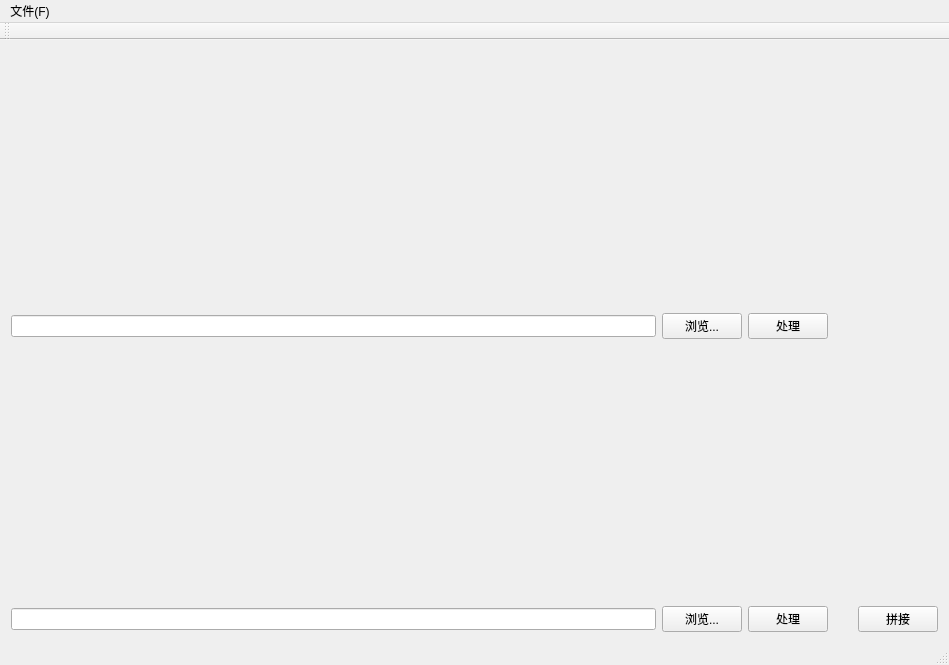
The window that QPano3/QPano3.ui (hotsauce1861/QPano) describes before a commit, drawn with Qt 5.
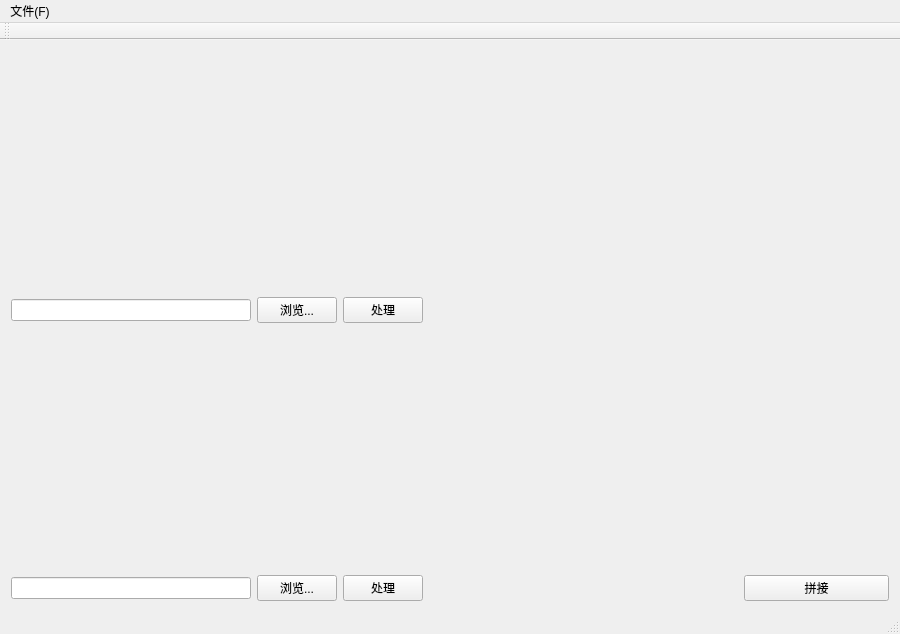
The same window after the commit.

Commit message: UI 加载图片自适应控件大小

```diff
--- a/QPano3/QPano3.ui
+++ b/QPano3/QPano3.ui
@@ -6,8 +6,8 @@
    <rect>
     <x>0</x>
     <y>0</y>
-    <width>949</width>
-    <height>665</height>
+    <width>900</width>
+    <height>619</height>
    </rect>
   </property>
   <property name="windowTitle">
@@ -17,6 +17,12 @@
    <bool>true</bool>
   </property>
   <widget class="QWidget" name="centralWidget">
+   <property name="sizePolicy">
+    <sizepolicy hsizetype="Preferred" vsizetype="Preferred">
+     <horstretch>2</horstretch>
+     <verstretch>2</verstretch>
+    </sizepolicy>
+   </property>
    <layout class="QGridLayout" name="gridLayout">
     <item row="1" column="3">
      <widget class="QPushButton" name="pushButtonProcess01">
@@ -44,6 +50,18 @@
     </item>
     <item row="2" column="1">
      <widget class="QLabel" name="labelImg02">
+      <property name="minimumSize">
+       <size>
+        <width>240</width>
+        <height>240</height>
+       </size>
+      </property>
+      <property name="maximumSize">
+       <size>
+        <width>480</width>
+        <height>480</height>
+       </size>
+      </property>
       <property name="text">
        <string/>
       </property>
@@ -51,6 +69,21 @@
     </item>
     <item row="0" column="1">
      <widget class="QLabel" name="labelImg01">
+      <property name="enabled">
+       <bool>true</bool>
+      </property>
+      <property name="minimumSize">
+       <size>
+        <width>240</width>
+        <height>240</height>
+       </size>
+      </property>
+      <property name="maximumSize">
+       <size>
+        <width>480</width>
+        <height>480</height>
+       </size>
+      </property>
       <property name="text">
        <string/>
       </property>
@@ -68,6 +101,18 @@
       <property name="enabled">
        <bool>true</bool>
       </property>
+      <property name="minimumSize">
+       <size>
+        <width>480</width>
+        <height>240</height>
+       </size>
+      </property>
+      <property name="maximumSize">
+       <size>
+        <width>960</width>
+        <height>480</height>
+       </size>
+      </property>
       <property name="text">
        <string/>
       </property>
@@ -75,6 +120,24 @@
     </item>
     <item row="2" column="2" colspan="6">
      <widget class="QLabel" name="labelExImg02">
+      <property name="sizePolicy">
+       <sizepolicy hsizetype="Preferred" vsizetype="Preferred">
+        <horstretch>1</horstretch>
+        <verstretch>1</verstretch>
+       </sizepolicy>
+      </property>
+      <property name="minimumSize">
+       <size>
+        <width>480</width>
+        <height>240</height>
+       </size>
+      </property>
+      <property name="maximumSize">
+       <size>
+        <width>960</width>
+        <height>480</height>
+       </size>
+      </property>
       <property name="text">
        <string/>
       </property>
@@ -85,6 +148,12 @@
     </item>
     <item row="0" column="8" rowspan="3">
      <widget class="QLabel" name="labelStitchImg">
+      <property name="sizePolicy">
+       <sizepolicy hsizetype="Preferred" vsizetype="Preferred">
+        <horstretch>2</horstretch>
+        <verstretch>0</verstretch>
+       </sizepolicy>
+      </property>
       <property name="text">
        <string/>
       </property>
@@ -104,7 +173,7 @@
     <rect>
      <x>0</x>
      <y>0</y>
-     <width>949</width>
+     <width>900</width>
      <height>23</height>
     </rect>
    </property>
```
Left out of the diff: 3 changed lines with no effect on the pictures. The commit also changes 4 other files.
